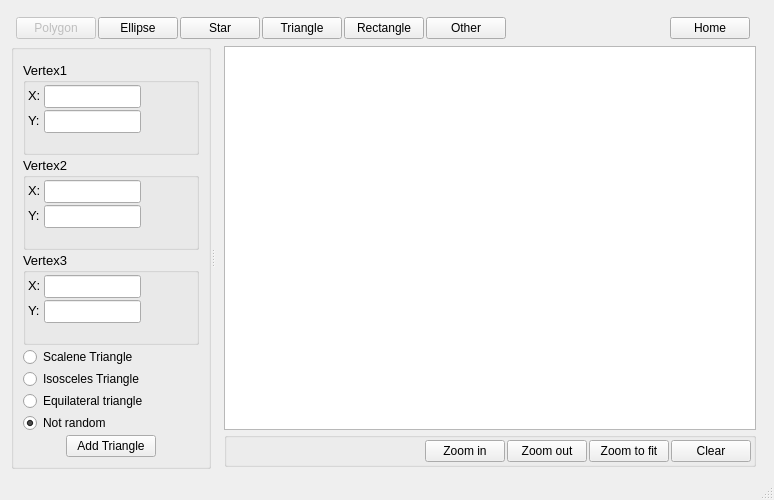
Qt form ShapeGenerator/mainwindow.ui (andrei-crisu/ShapeGenerationApp) before a commit.
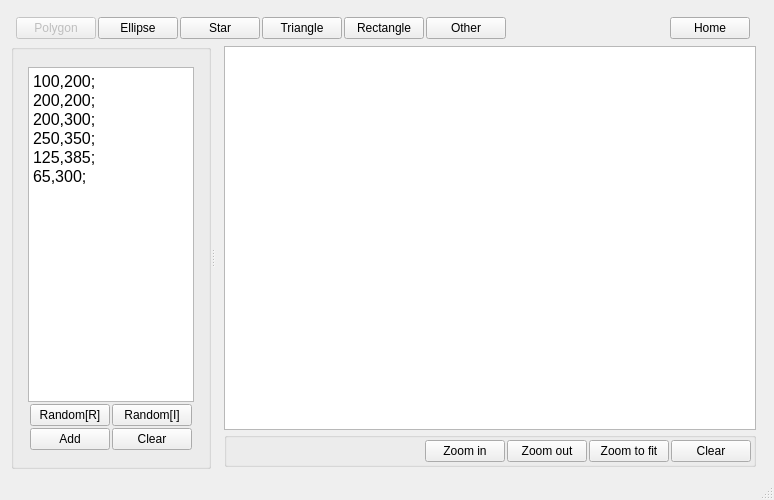
The same form after that commit. Icons and pictures are not drawn.

Commit message: triangle generation feature added

Patch:
```diff
--- a/ShapeGenerator/mainwindow.ui
+++ b/ShapeGenerator/mainwindow.ui
@@ -517,7 +517,7 @@
                <item>
                 <widget class="QStackedWidget" name="stackedWidget_2">
                  <property name="currentIndex">
-                  <number>3</number>
+                  <number>0</number>
                  </property>
                  <widget class="QWidget" name="page1">
                   <layout class="QVBoxLayout" name="verticalLayout_3">
@@ -1322,115 +1322,91 @@
                    </item>
                   </layout>
                  </widget>
-                 <widget class="QWidget" name="page4">
-                  <layout class="QVBoxLayout" name="verticalLayout_11">
-                   <property name="spacing">
-                    <number>2</number>
-                   </property>
-                   <property name="leftMargin">
-                    <number>4</number>
-                   </property>
-                   <property name="topMargin">
-                    <number>4</number>
-                   </property>
-                   <property name="rightMargin">
-                    <number>4</number>
-                   </property>
-                   <property name="bottomMargin">
-                    <number>4</number>
-                   </property>
+                 <widget class="QWidget" name="page5">
+                  <layout class="QVBoxLayout" name="verticalLayout_14">
                    <item>
-                    <widget class="QGroupBox" name="groupBox_5">
-                     <property name="font">
-                      <font>
-                       <pointsize>10</pointsize>
-                      </font>
-                     </property>
+                    <widget class="QGroupBox" name="groupBox_6">
                      <property name="title">
                       <string>Vertex1</string>
                      </property>
+                     <layout class="QHBoxLayout" name="horizontalLayout_18">
+                      <property name="spacing">
+                       <number>1</number>
+                      </property>
+                      <property name="leftMargin">
+                       <number>0</number>
+                      </property>
+                      <property name="topMargin">
+                       <number>1</number>
+                      </property>
+                      <property name="rightMargin">
+                       <number>1</number>
+                      </property>
+                      <property name="bottomMargin">
+                       <number>1</number>
+                      </property>
+                      <item>
+                       <layout class="QVBoxLayout" name="verticalLayout_11">
+                        <property name="spacing">
+                         <number>1</number>
+                        </property>
+                        <item>
                      <layout class="QHBoxLayout" name="horizontalLayout_16">
                       <property name="spacing">
-                       <number>2</number>
-                      </property>
-                      <property name="leftMargin">
-                       <number>2</number>
-                      </property>
-                      <property name="topMargin">
-                       <number>2</number>
-                      </property>
-                      <property name="rightMargin">
-                       <number>2</number>
-                      </property>
-                      <property name="bottomMargin">
-                       <number>2</number>
+                           <number>1</number>
                       </property>
                       <item>
-                       <layout class="QFormLayout" name="formLayout_3">
-                        <property name="horizontalSpacing">
-                         <number>2</number>
-                        </property>
-                        <item row="0" column="0">
                          <widget class="QLabel" name="label_8">
                           <property name="minimumSize">
                            <size>
-                            <width>14</width>
-                            <height>20</height>
+                              <width>16</width>
+                              <height>16</height>
                            </size>
                           </property>
                           <property name="maximumSize">
                            <size>
-                            <width>14</width>
-                            <height>20</height>
-                           </size>
-                          </property>
-                          <property name="font">
-                           <font>
-                            <pointsize>10</pointsize>
-                           </font>
-                          </property>
+                              <width>16</width>
+                              <height>16</height>
+                             </size>
+                            </property>
                           <property name="text">
-                           <string>X:</string>
+                             <string>x:</string>
                           </property>
                          </widget>
                         </item>
-                        <item row="0" column="1">
-                         <widget class="QLineEdit" name="V1_x_triangle_edit">
-                          <property name="inputMethodHints">
-                           <set>Qt::ImhNone</set>
-                          </property>
-                         </widget>
-                        </item>
-                        <item row="1" column="0">
+                          <item>
+                           <widget class="QLineEdit" name="inputvAx"/>
+                          </item>
+                         </layout>
+                        </item>
+                        <item>
+                         <layout class="QHBoxLayout" name="horizontalLayout_17">
+                          <property name="spacing">
+                           <number>1</number>
+                          </property>
+                          <item>
                          <widget class="QLabel" name="label_9">
                           <property name="minimumSize">
                            <size>
-                            <width>14</width>
-                            <height>20</height>
+                              <width>16</width>
+                              <height>16</height>
                            </size>
                           </property>
                           <property name="maximumSize">
                            <size>
-                            <width>14</width>
-                            <height>20</height>
-                           </size>
-                          </property>
-                          <property name="font">
-                           <font>
-                            <pointsize>10</pointsize>
-                           </font>
-                          </property>
+                              <width>16</width>
+                              <height>16</height>
+                             </size>
+                            </property>
                           <property name="text">
-                           <string>Y:</string>
+                             <string>y:</string>
                           </property>
                          </widget>
                         </item>
-                        <item row="1" column="1">
-                         <widget class="QLineEdit" name="V1_y_triangle_edit">
-                          <property name="inputMethodHints">
-                           <set>Qt::ImhNone</set>
-                          </property>
-                         </widget>
+                          <item>
+                           <widget class="QLineEdit" name="inputvAy"/>
+                          </item>
+                         </layout>
                         </item>
                        </layout>
                       </item>
@@ -1439,12 +1415,9 @@
                         <property name="orientation">
                          <enum>Qt::Horizontal</enum>
                         </property>
-                        <property name="sizeType">
-                         <enum>QSizePolicy::Expanding</enum>
-                        </property>
                         <property name="sizeHint" stdset="0">
                          <size>
-                          <width>80</width>
+                          <width>32</width>
                           <height>20</height>
                          </size>
                         </property>
@@ -1454,97 +1427,88 @@
                     </widget>
                    </item>
                    <item>
-                    <widget class="QGroupBox" name="groupBox_6">
-                     <property name="font">
-                      <font>
-                       <pointsize>10</pointsize>
-                      </font>
-                     </property>
+                    <widget class="QGroupBox" name="groupBox_7">
                      <property name="title">
                       <string>Vertex2</string>
                      </property>
-                     <layout class="QHBoxLayout" name="horizontalLayout_17">
+                     <layout class="QHBoxLayout" name="horizontalLayout_19">
                       <property name="spacing">
-                       <number>2</number>
+                       <number>1</number>
                       </property>
                       <property name="leftMargin">
-                       <number>2</number>
+                       <number>0</number>
                       </property>
                       <property name="topMargin">
-                       <number>2</number>
+                       <number>1</number>
                       </property>
                       <property name="rightMargin">
-                       <number>2</number>
+                       <number>1</number>
                       </property>
                       <property name="bottomMargin">
-                       <number>2</number>
+                       <number>1</number>
                       </property>
                       <item>
-                       <layout class="QFormLayout" name="formLayout_4">
-                        <property name="horizontalSpacing">
-                         <number>2</number>
+                       <layout class="QVBoxLayout" name="verticalLayout_12">
+                        <property name="spacing">
+                         <number>1</number>
                         </property>
-                        <item row="0" column="0">
+                        <item>
+                         <layout class="QHBoxLayout" name="horizontalLayout_20">
+                          <property name="spacing">
+                           <number>1</number>
+                          </property>
+                          <item>
                          <widget class="QLabel" name="label_10">
                           <property name="minimumSize">
                            <size>
-                            <width>14</width>
-                            <height>20</height>
+                              <width>16</width>
+                              <height>16</height>
                            </size>
                           </property>
                           <property name="maximumSize">
                            <size>
-                            <width>14</width>
-                            <height>20</height>
-                           </size>
-                          </property>
-                          <property name="font">
-                           <font>
-                            <pointsize>10</pointsize>
-                           </font>
-                          </property>
+                              <width>16</width>
+                              <height>16</height>
+                             </size>
+                            </property>
                           <property name="text">
-                           <string>X:</string>
+                             <string>x:</string>
                           </property>
                          </widget>
                         </item>
-                        <item row="0" column="1">
-                         <widget class="QLineEdit" name="V2_x_triangle_edit">
-                          <property name="inputMethodHints">
-                           <set>Qt::ImhNone</set>
-                          </property>
-                         </widget>
-                        </item>
-                        <item row="1" column="0">
+                          <item>
+                           <widget class="QLineEdit" name="inputvBx"/>
+                          </item>
+                         </layout>
+                        </item>
+                        <item>
+                         <layout class="QHBoxLayout" name="horizontalLayout_21">
+                          <property name="spacing">
+                           <number>1</number>
+                          </property>
+                          <item>
                          <widget class="QLabel" name="label_11">
                           <property name="minimumSize">
                            <size>
-                            <width>14</width>
-                            <height>20</height>
+                              <width>16</width>
+                              <height>16</height>
                            </size>
                           </property>
                           <property name="maximumSize">
                            <size>
-                            <width>14</width>
-                            <height>20</height>
-                           </size>
-                          </property>
-                          <property name="font">
-                           <font>
-                            <pointsize>10</pointsize>
-                           </font>
-                          </property>
+                              <width>16</width>
+                              <height>16</height>
+                             </size>
+                            </property>
                           <property name="text">
-                           <string>Y:</string>
+                             <string>y:</string>
                           </property>
                          </widget>
                         </item>
-                        <item row="1" column="1">
-                         <widget class="QLineEdit" name="V2_y_triangle_edit">
-                          <property name="inputMethodHints">
-                           <set>Qt::ImhNone</set>
-                          </property>
-                         </widget>
+                          <item>
+                           <widget class="QLineEdit" name="inputvBy"/>
+                          </item>
+                         </layout>
                         </item>
                        </layout>
                       </item>
@@ -1553,12 +1517,9 @@
                         <property name="orientation">
                          <enum>Qt::Horizontal</enum>
                         </property>
-                        <property name="sizeType">
-                         <enum>QSizePolicy::Expanding</enum>
-                        </property>
                         <property name="sizeHint" stdset="0">
                          <size>
-                          <width>80</width>
+                          <width>45</width>
                           <height>20</height>
                          </size>
                         </property>
@@ -1568,97 +1529,88 @@
                     </widget>
                    </item>
                    <item>
-                    <widget class="QGroupBox" name="groupBox_7">
-                     <property name="font">
-                      <font>
-                       <pointsize>10</pointsize>
-                      </font>
-                     </property>
+                    <widget class="QGroupBox" name="groupBox_8">
                      <property name="title">
                       <string>Vertex3</string>
                      </property>
-                     <layout class="QHBoxLayout" name="horizontalLayout_18">
+                     <layout class="QHBoxLayout" name="horizontalLayout_22">
                       <property name="spacing">
-                       <number>2</number>
+                       <number>1</number>
                       </property>
                       <property name="leftMargin">
-                       <number>2</number>
+                       <number>0</number>
                       </property>
                       <property name="topMargin">
-                       <number>2</number>
+                       <number>1</number>
                       </property>
                       <property name="rightMargin">
-                       <number>2</number>
+                       <number>1</number>
                       </property>
                       <property name="bottomMargin">
-                       <number>2</number>
+                       <number>1</number>
                       </property>
                       <item>
-                       <layout class="QFormLayout" name="formLayout_5">
-                        <property name="horizontalSpacing">
-                         <number>2</number>
+                       <layout class="QVBoxLayout" name="verticalLayout_13">
+                        <property name="spacing">
+                         <number>1</number>
                         </property>
-                        <item row="0" column="0">
+                        <item>
+                         <layout class="QHBoxLayout" name="horizontalLayout_23">
+                          <property name="spacing">
+                           <number>1</number>
+                          </property>
+                          <item>
                          <widget class="QLabel" name="label_12">
                           <property name="minimumSize">
                            <size>
-                            <width>14</width>
-                            <height>20</height>
+                              <width>16</width>
+                              <height>16</height>
                            </size>
                           </property>
                           <property name="maximumSize">
                            <size>
-                            <width>14</width>
-                            <height>20</height>
-                           </size>
-                          </property>
-                          <property name="font">
-                           <font>
-                            <pointsize>10</pointsize>
-                           </font>
-                          </property>
+                              <width>16</width>
+                              <height>16</height>
+                             </size>
+                            </property>
                           <property name="text">
-                           <string>X:</string>
+                             <string>x:</string>
                           </property>
                          </widget>
                         </item>
-                        <item row="0" column="1">
-                         <widget class="QLineEdit" name="V3_x_triangle_edit">
-                          <property name="inputMethodHints">
-                           <set>Qt::ImhNone</set>
-                          </property>
-                         </widget>
-                        </item>
-                        <item row="1" column="0">
+                          <item>
+                           <widget class="QLineEdit" name="inputvCx"/>
+                          </item>
+                         </layout>
+                        </item>
+                        <item>
+                         <layout class="QHBoxLayout" name="horizontalLayout_24">
+                          <property name="spacing">
+                           <number>1</number>
+                          </property>
+                          <item>
                          <widget class="QLabel" name="label_13">
                           <property name="minimumSize">
                            <size>
-                            <width>14</width>
-                            <height>20</height>
+                              <width>16</width>
+                              <height>16</height>
                            </size>
                           </property>
                           <property name="maximumSize">
                            <size>
-                            <width>14</width>
-                            <height>20</height>
-                           </size>
-                          </property>
-                          <property name="font">
-                           <font>
-                            <pointsize>10</pointsize>
-                           </font>
-                          </property>
+                              <width>16</width>
+                              <height>16</height>
+                             </size>
+                            </property>
                           <property name="text">
-                           <string>Y:</string>
+                             <string>y:</string>
                           </property>
                          </widget>
                         </item>
-                        <item row="1" column="1">
-                         <widget class="QLineEdit" name="V3_y_triangle_edit">
-                          <property name="inputMethodHints">
-                           <set>Qt::ImhNone</set>
-                          </property>
-                         </widget>
+                          <item>
+                           <widget class="QLineEdit" name="inputvCy"/>
+                          </item>
+                         </layout>
                         </item>
                        </layout>
                       </item>
@@ -1667,12 +1619,9 @@
                         <property name="orientation">
                          <enum>Qt::Horizontal</enum>
                         </property>
-                        <property name="sizeType">
-                         <enum>QSizePolicy::Expanding</enum>
-                        </property>
                         <property name="sizeHint" stdset="0">
                          <size>
-                          <width>80</width>
+                          <width>45</width>
                           <height>20</height>
                          </size>
                         </property>
@@ -1682,10 +1631,26 @@
                     </widget>
                    </item>
                    <item>
+                    <widget class="QGroupBox" name="groupBox_5">
+                     <property name="title">
+                      <string>Triangle type</string>
+                     </property>
                     <layout class="QVBoxLayout" name="verticalLayout_10">
                      <property name="spacing">
                       <number>2</number>
                      </property>
+                      <property name="leftMargin">
+                       <number>2</number>
+                      </property>
+                      <property name="topMargin">
+                       <number>2</number>
+                      </property>
+                      <property name="rightMargin">
+                       <number>2</number>
+                      </property>
+                      <property name="bottomMargin">
+                       <number>2</number>
+                      </property>
                      <item>
                       <widget class="QRadioButton" name="radioButton">
                        <property name="text">
@@ -1720,6 +1685,9 @@
                        </property>
                       </widget>
                      </item>
+                     </layout>
+                    </widget>
+                   </item>
                      <item>
                       <layout class="QHBoxLayout" name="horizontalLayout_15">
                        <property name="spacing">
@@ -1768,6 +1736,9 @@
                          <property name="orientation">
                           <enum>Qt::Horizontal</enum>
                          </property>
+                       <property name="sizeType">
+                        <enum>QSizePolicy::Fixed</enum>
+                       </property>
                          <property name="sizeHint" stdset="0">
                           <size>
                            <width>40</width>
@@ -1779,8 +1750,6 @@
                       </layout>
                      </item>
                     </layout>
-                   </item>
-                  </layout>
                  </widget>
                  <widget class="QWidget" name="page5"/>
                  <widget class="QWidget" name="page6"/>
```
Left out of the diff: 2 changed lines with no effect on the pictures. Lines whose indentation alone changed are shown as unchanged. The commit also changes 51 other files.
